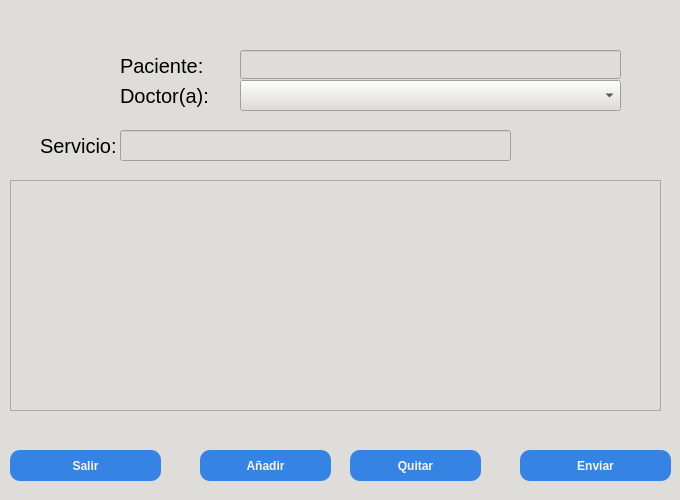
Qt form UI/main.ui (nssmelmsr/CentroVeterinario) before a commit.
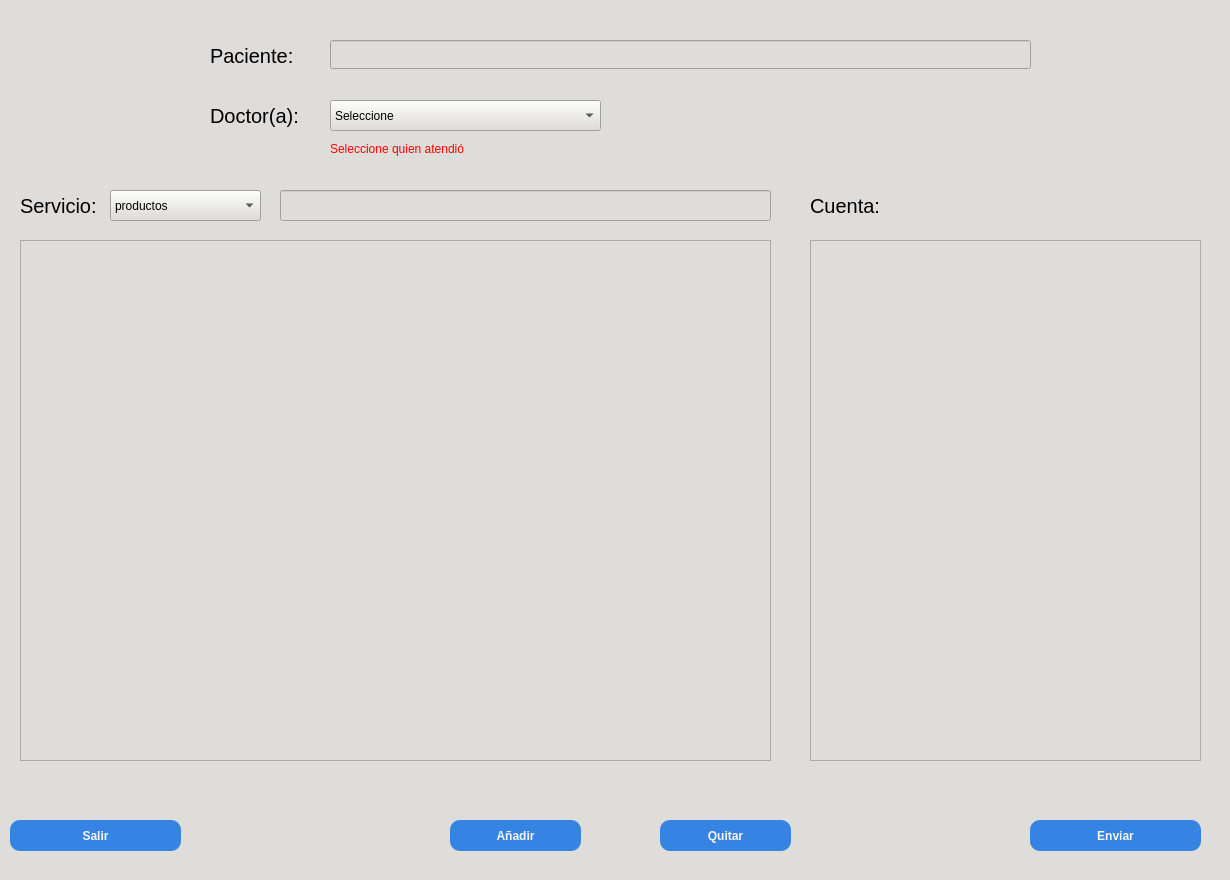
The same form after that commit. The open tabs and pages were chosen to show the change. Icons and pictures are not drawn.

Commit message: Cambio de tamaño de ventana, cabio de diseño ventana consultorio, cambio en modo de ingreso a usuarios

Patch:
```diff
--- a/UI/main.ui
+++ b/UI/main.ui
@@ -6,10 +6,22 @@
    <rect>
     <x>0</x>
     <y>0</y>
-    <width>680</width>
-    <height>500</height>
+    <width>1230</width>
+    <height>880</height>
    </rect>
   </property>
+  <property name="minimumSize">
+   <size>
+    <width>1230</width>
+    <height>880</height>
+   </size>
+  </property>
+  <property name="maximumSize">
+   <size>
+    <width>1230</width>
+    <height>880</height>
+   </size>
+  </property>
   <property name="windowTitle">
    <string>MainWindow</string>
   </property>
@@ -18,31 +30,31 @@
     <normaloff>:/icon_small/CVIcaja.png</normaloff>:/icon_small/CVIcaja.png</iconset>
   </property>
   <widget class="QWidget" name="centralwidget">
-   <property name="maximumSize">
-    <size>
-     <width>680</width>
-     <height>500</height>
-    </size>
-   </property>
    <widget class="QStackedWidget" name="stackedWidget">
     <property name="geometry">
      <rect>
       <x>0</x>
       <y>0</y>
-      <width>680</width>
-      <height>500</height>
+      <width>1230</width>
+      <height>880</height>
      </rect>
     </property>
+    <property name="sizePolicy">
+     <sizepolicy hsizetype="Fixed" vsizetype="Fixed">
+      <horstretch>0</horstretch>
+      <verstretch>0</verstretch>
+     </sizepolicy>
+    </property>
     <property name="minimumSize">
      <size>
-      <width>680</width>
-      <height>500</height>
+      <width>1230</width>
+      <height>880</height>
      </size>
     </property>
     <property name="maximumSize">
      <size>
-      <width>680</width>
-      <height>500</height>
+      <width>1230</width>
+      <height>880</height>
      </size>
     </property>
     <property name="autoFillBackground">
@@ -403,8 +415,8 @@
       <property name="geometry">
        <rect>
         <x>10</x>
-        <y>450</y>
-        <width>151</width>
+        <y>820</y>
+        <width>171</width>
         <height>31</height>
        </rect>
       </property>
@@ -436,9 +448,9 @@
      <widget class="QPushButton" name="send_btn">
       <property name="geometry">
        <rect>
-        <x>520</x>
-        <y>450</y>
-        <width>151</width>
+        <x>1030</x>
+        <y>820</y>
+        <width>171</width>
         <height>31</height>
        </rect>
       </property>
@@ -471,9 +483,9 @@
       <property name="geometry">
        <rect>
         <x>20</x>
-        <y>30</y>
-        <width>81</width>
-        <height>82</height>
+        <y>10</y>
+        <width>161</width>
+        <height>161</height>
        </rect>
       </property>
       <property name="text">
@@ -486,8 +498,8 @@
      <widget class="QLabel" name="mvz_lbl">
       <property name="geometry">
        <rect>
-        <x>120</x>
-        <y>80</y>
+        <x>210</x>
+        <y>100</y>
         <width>91</width>
         <height>31</height>
        </rect>
@@ -498,7 +510,7 @@
        </font>
       </property>
       <property name="styleSheet">
-       <string notr="true">background-color:rgba(0,0,0,0);background-color:rgba(0, 0, 0, 0);color:black</string>
+       <string notr="true">background-color:rgba(0, 0, 0, 0);color:black</string>
       </property>
       <property name="text">
        <string>Doctor(a):</string>
@@ -507,8 +519,8 @@
      <widget class="QLabel" name="paciente_lbl">
       <property name="geometry">
        <rect>
-        <x>120</x>
-        <y>50</y>
+        <x>210</x>
+        <y>40</y>
         <width>91</width>
         <height>31</height>
        </rect>
@@ -519,7 +531,7 @@
        </font>
       </property>
       <property name="styleSheet">
-       <string notr="true">background-color:rgba(0,0,0,0);background-color:rgba(0, 0, 0, 0);color:black</string>
+       <string notr="true">background-color:rgba(0, 0, 0, 0);color:black</string>
       </property>
       <property name="text">
        <string>Paciente:</string>
@@ -528,9 +540,9 @@
      <widget class="QLabel" name="label">
       <property name="geometry">
        <rect>
-        <x>40</x>
-        <y>130</y>
-        <width>101</width>
+        <x>20</x>
+        <y>190</y>
+        <width>81</width>
         <height>31</height>
        </rect>
       </property>
@@ -540,7 +552,7 @@
        </font>
       </property>
       <property name="styleSheet">
-       <string notr="true">background-color:rgba(0,0,0,0);background-color:rgba(0, 0, 0, 0);color:black</string>
+       <string notr="true">background-color:rgba(0, 0, 0, 0);color:black;</string>
       </property>
       <property name="text">
        <string>Servicio:</string>
@@ -549,9 +561,9 @@
      <widget class="QLineEdit" name="paciente_le">
       <property name="geometry">
        <rect>
-        <x>240</x>
-        <y>50</y>
-        <width>381</width>
+        <x>330</x>
+        <y>40</y>
+        <width>701</width>
         <height>29</height>
        </rect>
       </property>
@@ -560,12 +572,15 @@
         <pointsize>15</pointsize>
        </font>
       </property>
+      <property name="styleSheet">
+       <string notr="true">color:black;</string>
+      </property>
      </widget>
      <widget class="QPushButton" name="remove_btn">
       <property name="geometry">
        <rect>
-        <x>350</x>
-        <y>450</y>
+        <x>660</x>
+        <y>820</y>
         <width>131</width>
         <height>31</height>
        </rect>
@@ -595,21 +610,11 @@
        <bool>false</bool>
       </property>
      </widget>
-     <widget class="QListWidget" name="listWidget">
-      <property name="geometry">
-       <rect>
-        <x>10</x>
-        <y>180</y>
-        <width>651</width>
-        <height>231</height>
-       </rect>
-      </property>
-     </widget>
      <widget class="QPushButton" name="add_btn">
       <property name="geometry">
        <rect>
-        <x>200</x>
-        <y>450</y>
+        <x>450</x>
+        <y>820</y>
         <width>131</width>
         <height>31</height>
        </rect>
@@ -642,22 +647,139 @@
      <widget class="QLineEdit" name="lineEdit">
       <property name="geometry">
        <rect>
-        <x>120</x>
-        <y>130</y>
-        <width>391</width>
+        <x>280</x>
+        <y>190</y>
+        <width>491</width>
         <height>31</height>
        </rect>
       </property>
+      <property name="styleSheet">
+       <string notr="true">color:black;</string>
+      </property>
      </widget>
      <widget class="QComboBox" name="mvz_comboBox">
       <property name="geometry">
        <rect>
-        <x>240</x>
-        <y>80</y>
-        <width>381</width>
+        <x>330</x>
+        <y>100</y>
+        <width>271</width>
         <height>31</height>
        </rect>
       </property>
+      <property name="styleSheet">
+       <string notr="true">color:black</string>
+      </property>
+      <item>
+       <property name="text">
+        <string>Seleccione</string>
+       </property>
+      </item>
+      <item>
+       <property name="text">
+        <string>M.V.Z. Brenda</string>
+       </property>
+      </item>
+      <item>
+       <property name="text">
+        <string>M.V.Z. Janeth</string>
+       </property>
+      </item>
+      <item>
+       <property name="text">
+        <string>M.V.Z. Juan</string>
+       </property>
+      </item>
+      <item>
+       <property name="text">
+        <string>M.V.Z. Luis</string>
+       </property>
+      </item>
+     </widget>
+     <widget class="QTableView" name="table_cuenta">
+      <property name="geometry">
+       <rect>
+        <x>810</x>
+        <y>240</y>
+        <width>391</width>
+        <height>521</height>
+       </rect>
+      </property>
+      <property name="styleSheet">
+       <string notr="true">color:black;</string>
+      </property>
+     </widget>
+     <widget class="QTableView" name="busca_cuenta">
+      <property name="geometry">
+       <rect>
+        <x>20</x>
+        <y>240</y>
+        <width>751</width>
+        <height>521</height>
+       </rect>
+      </property>
+      <property name="styleSheet">
+       <string notr="true">color:black;</string>
+      </property>
+     </widget>
+     <widget class="QLabel" name="wrong_dr">
+      <property name="geometry">
+       <rect>
+        <x>330</x>
+        <y>140</y>
+        <width>171</width>
+        <height>17</height>
+       </rect>
+      </property>
+      <property name="styleSheet">
+       <string notr="true">color:red</string>
+      </property>
+      <property name="text">
+       <string>Seleccione quien atendió</string>
+      </property>
+     </widget>
+     <widget class="QLabel" name="label_cuenta">
+      <property name="geometry">
+       <rect>
+        <x>810</x>
+        <y>190</y>
+        <width>101</width>
+        <height>31</height>
+       </rect>
+      </property>
+      <property name="font">
+       <font>
+        <pointsize>15</pointsize>
+       </font>
+      </property>
+      <property name="styleSheet">
+       <string notr="true">background-color:rgba(0, 0, 0, 0);color:black;</string>
+      </property>
+      <property name="text">
+       <string>Cuenta:</string>
+      </property>
+     </widget>
+     <widget class="QComboBox" name="consul_comboBox">
+      <property name="geometry">
+       <rect>
+        <x>110</x>
+        <y>190</y>
+        <width>151</width>
+        <height>31</height>
+       </rect>
+      </property>
+      <property name="styleSheet">
+       <string notr="true">color:black</string>
+      </property>
+      <item>
+       <property name="text">
+        <string>productos</string>
+       </property>
+      </item>
+      <item>
+       <property name="text">
+        <string>servicios</string>
+       </property>
+      </item>
      </widget>
     </widget>
    </widget>
```
Left out of the diff: 265 changed lines with no effect on the pictures. The commit also changes 7 other files.
